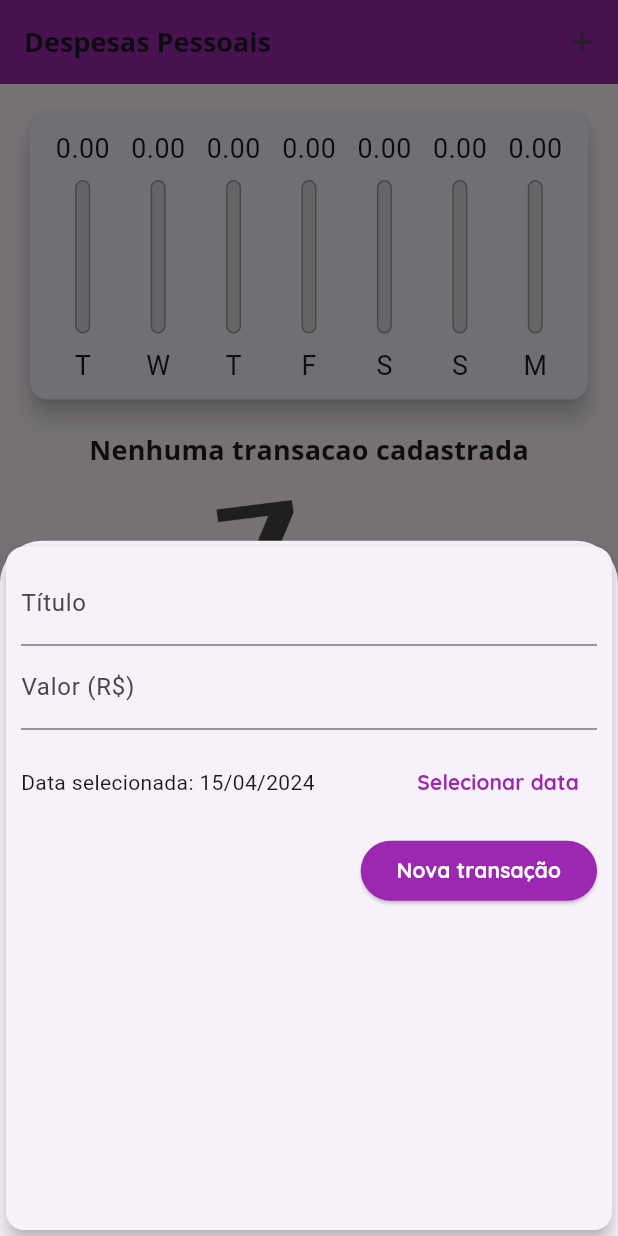
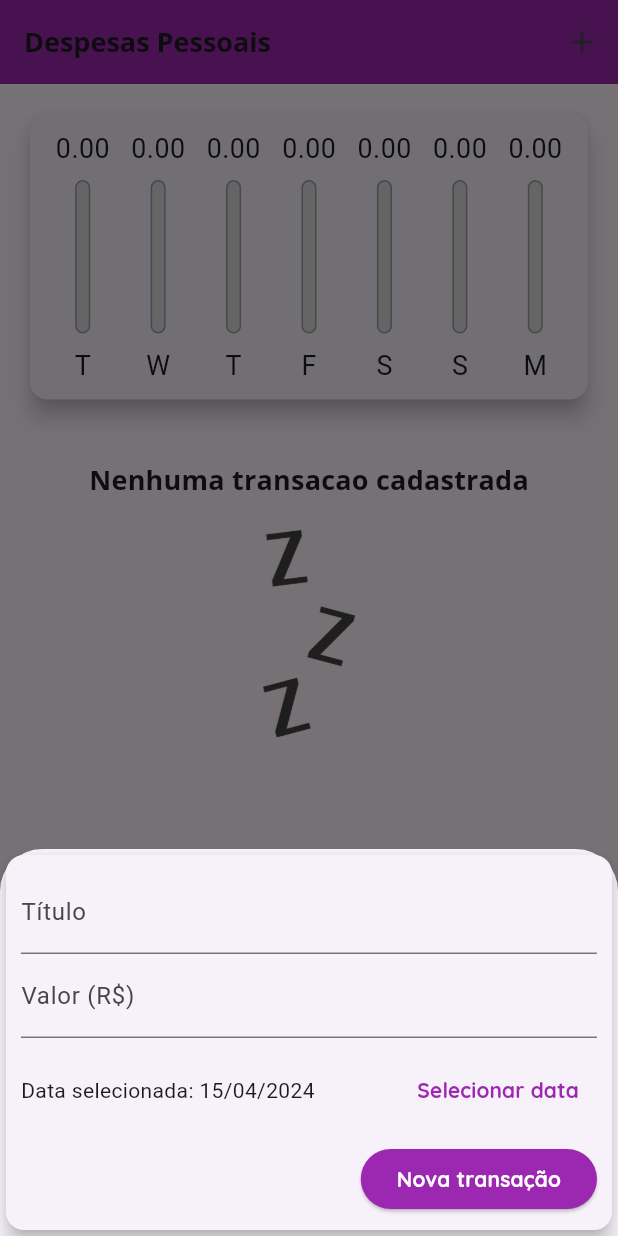
Before and after one commit to VORP2830/Expenses, a Flutter app: the screen it shows after launch, after a tap on the "add" icon, on a phone screen of 412 x 824 dp. Run offline on Flutter 3.47's test engine with Material 3 defaults, Android fonts, the phone set to English and light mode, and no system bars.

Commit message:
Aula 143 - 153

```diff
--- a/lib/components/transaction_form.dart
+++ b/lib/components/transaction_form.dart
@@ -49,10 +49,16 @@ class _TransactionFormState extends State<TransactionForm> {
 
   @override
   Widget build(BuildContext context) {
-    return Card(
+    return SingleChildScrollView(
+      child: Card(
         elevation: 5,
         child: Padding(
-        padding: const EdgeInsets.all(10),
+          padding: EdgeInsets.only(
+            top: 10,
+            left: 10,
+            right: 10,
+            bottom: 10 + MediaQuery.of(context).viewInsets.bottom,
+          ),
           child: Column(
             children: <Widget>[
               TextField(
@@ -116,6 +122,7 @@ class _TransactionFormState extends State<TransactionForm> {
             ],
           ),
         ),
+      ),
     );
   }
 }
--- a/lib/components/transaction_list.dart
+++ b/lib/components/transaction_list.dart
@@ -11,8 +11,13 @@ class TransactionList extends StatelessWidget {
   @override
   Widget build(BuildContext context) {
     return transaction.isEmpty
-        ? Column(
+        ? LayoutBuilder(
+            builder: (ctx, constraints) {
+              return Column(
                 children: <Widget>[
+                  SizedBox(
+                    height: 20,
+                  ),
                   Text(
                     "Nenhuma transacao cadastrada",
                     style: Theme.of(context).textTheme.titleMedium,
@@ -21,13 +26,15 @@ class TransactionList extends StatelessWidget {
                     height: 20,
                   ),
                   Container(
-                height: 300,
+                    height: constraints.maxHeight * 0.6,
                     child: Image.asset(
                       'assets/images/waiting.png',
                       fit: BoxFit.cover,
                     ),
                   ),
                 ],
+              );
+            },
           )
         : ListView.builder(
             itemCount: transaction.length,
@@ -56,7 +63,17 @@ class TransactionList extends StatelessWidget {
                   subtitle: Text(
                     DateFormat('d MMM y').format(tr.date),
                   ),
-                  trailing: IconButton(
+                  trailing: MediaQuery.of(context).size.width > 400
+                      ? TextButton.icon(
+                          onPressed: () => onRemove(tr.id),
+                          icon: Icon(Icons.delete),
+                          label: Text('Excluir'),
+                          style: ButtonStyle(
+                            foregroundColor: MaterialStateProperty.all<Color>(
+                                Theme.of(context).errorColor),
+                          ),
+                        )
+                      : IconButton(
                           icon: Icon(Icons.delete),
                           color: Theme.of(context).errorColor,
                           onPressed: () => onRemove(tr.id),
--- a/lib/main.dart
+++ b/lib/main.dart
@@ -1,3 +1,4 @@
+import 'dart:io';
 import 'dart:ui';
 import 'package:expenses/components/chart.dart';
 import 'package:expenses/components/transaction_list.dart';
@@ -51,6 +52,7 @@ class MyHomeApp extends StatefulWidget {
 }
 
 final List<Transaction> _transactions = [];
+bool _showChart = false;
 
 List<Transaction> get _recentTransactions {
   return _transactions.where(
@@ -105,46 +107,82 @@ class _MyHomeAppState extends State<MyHomeApp> {
 
   @override
   Widget build(BuildContext context) {
+    final mediaQuery = MediaQuery.of(context);
+    bool isLandScap = mediaQuery.orientation == Orientation.landscape;
     final appBar = AppBar(
       title: Text(
         'Despesas Pessoais',
       ),
+      centerTitle: false,
       backgroundColor: Theme.of(context).primaryColor,
       actions: <Widget>[
+        if (isLandScap)
+          IconButton(
+            icon: Icon(
+              _showChart ? Icons.list : Icons.show_chart,
+            ),
+            onPressed: () {
+              setState(() {
+                _showChart = !_showChart;
+              });
+            },
+          ),
         IconButton(
           icon: Icon(
             Icons.add,
           ),
           onPressed: () => _openTransctionFormModal(context),
-        )
+        ),
       ],
     );
-
-    final availableHeight = MediaQuery.of(context).size.height - appBar.preferredSize.height - MediaQuery.of(context).padding.top;
+    final availableHeight = mediaQuery.size.height -
+        appBar.preferredSize.height -
+        mediaQuery.padding.top;
 
     return Scaffold(
       appBar: appBar,
       body: Column(
         crossAxisAlignment: CrossAxisAlignment.stretch,
         children: <Widget>[
+          // if (isLandScap)
+          // Row(
+          //   mainAxisAlignment: MainAxisAlignment.center,
+          //   children: [
+          //     Text(
+          //       'Exibir gráfico',
+          //     ),
+          //     Switch.adaptive(
+          //       value: _showChart,
+          //       onChanged: (newValue) {
+          //         setState(
+          //           () {
+          //             _showChart = newValue;
+          //           },
+          //         );
+          //       },
+          //     ),
+          //   ],
+          // ),
+          if (_showChart || !isLandScap)
             Container(
-            height: availableHeight * 0.3,
+              height: availableHeight * (isLandScap ? 0.8 : 0.3),
               child: Chart(
                 _recentTransactions,
               ),
             ),
-          Expanded(
-            child: Container(
-              height: availableHeight * 0.7,
+          if (!_showChart || !isLandScap)
+            Container(
+              height: availableHeight * (isLandScap ? 1 : 0.3),
               child: TransactionList(
                 _transactions,
                 _removeTransaction,
               ),
             ),
-          ),
         ],
       ),
-      floatingActionButton: FloatingActionButton(
+      floatingActionButton: Platform.isIOS
+          ? Container()
+          : FloatingActionButton(
               child: Icon(
                 Icons.add,
               ),
```
Lines whose indentation alone changed are shown as unchanged.
